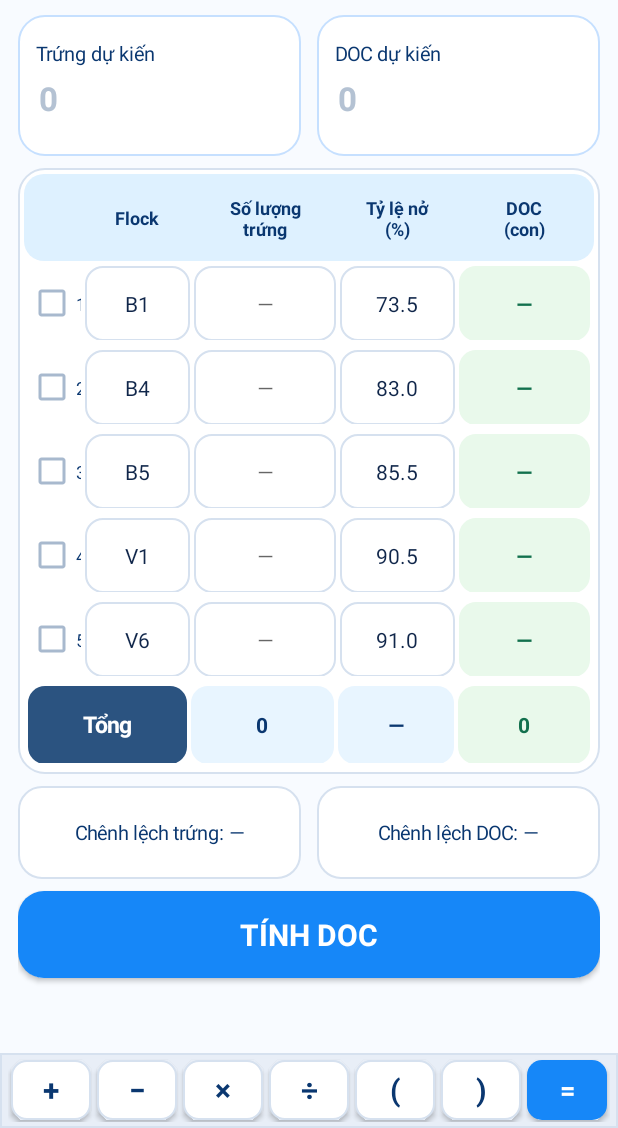
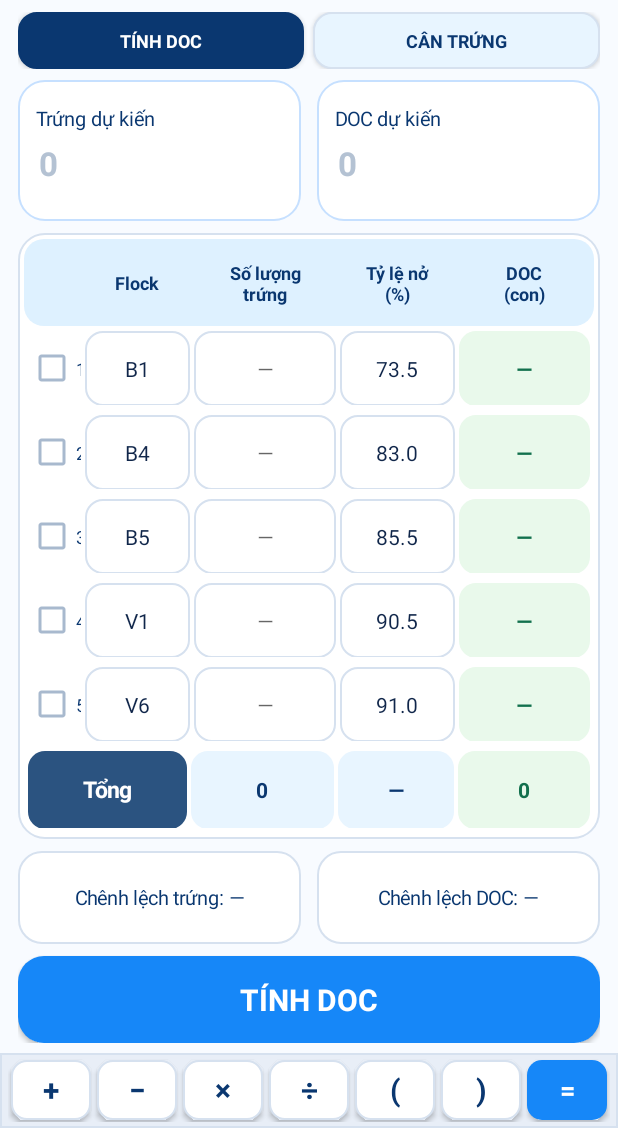
Before and after one commit to anhkaipa-cmd/Tinh-ga-app, an Android app: the screen it shows after launch (MainActivity), on a phone screen of 412 x 824 dp, the part 108-1236 px from its top. Run offline under Robolectric (Android 15) with nearby library versions, the phone set to English and light mode, and no system bars.

Commit message:
Add Cân trứng navigation tab to Tính DOC app

```diff
--- a/app/src/main/java/com/anhthu/tinhga/MainActivity.java
+++ b/app/src/main/java/com/anhthu/tinhga/MainActivity.java
@@ -2,6 +2,7 @@ package com.anhthu.tinhga;
 
 import android.app.Activity;
 import android.content.SharedPreferences;
+import android.content.Intent;
 import android.content.res.ColorStateList;
 import android.graphics.Color;
 import android.graphics.Typeface;
@@ -90,7 +91,9 @@ public class MainActivity extends Activity {
                 ViewGroup.LayoutParams.WRAP_CONTENT));
 
         root.addView(buildHeader());
-        root.addView(space(8));
+        root.addView(space(6));
+        root.addView(buildTabs());
+        root.addView(space(7));
         root.addView(buildPlanRow());
         root.addView(space(8));
         root.addView(buildTable());
@@ -140,6 +143,32 @@ public class MainActivity extends Activity {
         reset.setOnClickListener(v -> resetDailyData());
         header.addView(reset, new LinearLayout.LayoutParams(dp(68), dp(42)));
         return header;
+    }
+
+    private View buildTabs() {
+        LinearLayout bar = new LinearLayout(this);
+        bar.setOrientation(LinearLayout.HORIZONTAL);
+        Button doc = new Button(this);
+        doc.setText("TÍNH DOC");
+        doc.setTextSize(12);
+        doc.setAllCaps(false);
+        doc.setTypeface(Typeface.DEFAULT_BOLD);
+        doc.setTextColor(Color.WHITE);
+        doc.setBackground(rounded(NAVY, 12, NAVY, 1));
+        bar.addView(doc,new LinearLayout.LayoutParams(0,dp(38),1f));
+
+        Button weights = new Button(this);
+        weights.setText("CÂN TRỨNG");
+        weights.setTextSize(12);
+        weights.setAllCaps(false);
+        weights.setTypeface(Typeface.DEFAULT_BOLD);
+        weights.setTextColor(NAVY);
+        weights.setBackground(rounded(PALE_BLUE,12,BORDER,1));
+        weights.setOnClickListener(v -> startActivity(new Intent(this,EggWeightActivity.class)));
+        LinearLayout.LayoutParams right = new LinearLayout.LayoutParams(0,dp(38),1f);
+        right.setMarginStart(dp(6));
+        bar.addView(weights,right);
+        return bar;
     }
 
     private View buildPlanRow() {
```
